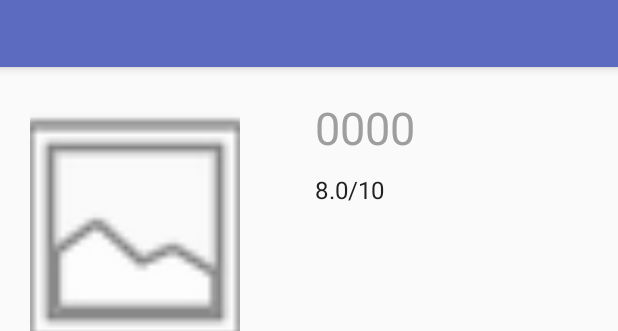
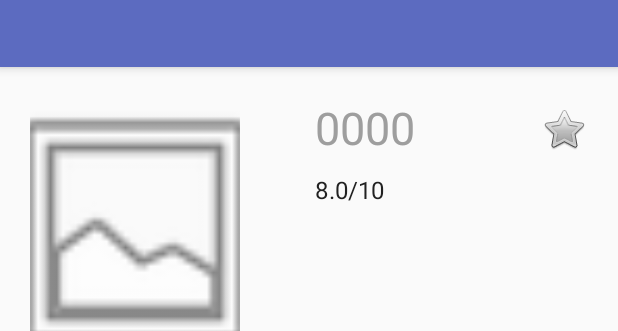
Before and after one commit to cpgalvao/nanodegreeAndroidDeveloperMoviesProject, an Android app: the layout detail_item.xml on its own in the app's theme, with its tools: preview values and no code run, on a phone screen of 412 x 824 dp. Shown: the part 158-489 px from the top of the screen. Run offline under Robolectric (Android 15) with nearby library versions, the phone set to English and light mode, and no system bars; network calls fail.

Commit message:
Popular Movies App - Step 2

```diff
--- a/app/build.gradle
+++ b/app/build.gradle
@@ -36,6 +36,8 @@ dependencies {
     implementation 'com.squareup.picasso:picasso:2.5.2'
     implementation 'com.squareup.okhttp3:okhttp:3.11.0'
     implementation 'com.google.code.gson:gson:2.8.5'
+    implementation "android.arch.persistence.room:runtime:1.1.1"
+    annotationProcessor "android.arch.persistence.room:compiler:1.1.1"
 
     testImplementation 'junit:junit:4.12'
     androidTestImplementation('com.android.support.test.espresso:espresso-core:3.0.1', {
--- a/app/src/main/java/br/com/cpg/moviesproject/controller/DetailsAdapter.java
+++ b/app/src/main/java/br/com/cpg/moviesproject/controller/DetailsAdapter.java
@@ -25,10 +25,12 @@ import br.com.cpg.moviesproject.view.viewholder.TrailerViewHolder;
 public class DetailsAdapter extends RecyclerView.Adapter<DetailsBaseViewHolder> {
     private final List<DetailsInterface> mDetailsMovieData;
     private final TrailerViewHolder.TrailerClickHandler mTrailerClickHandler;
+    private final DetailViewHolder.FavoriteClickHandler mFavoriteClickHandler;
 
-    public DetailsAdapter(TrailerViewHolder.TrailerClickHandler trailerClickHandler) {
+    public DetailsAdapter(TrailerViewHolder.TrailerClickHandler trailerClickHandler, DetailViewHolder.FavoriteClickHandler favoriteClickHandler) {
         mDetailsMovieData = new ArrayList<>();
         mTrailerClickHandler = trailerClickHandler;
+        mFavoriteClickHandler = favoriteClickHandler;
     }
 
     @Override
@@ -60,7 +62,7 @@ public class DetailsAdapter extends RecyclerView.Adapter<DetailsBaseViewHolder>
         switch (type) {
             case DETAIL:
                 View detailView = inflater.inflate(R.layout.detail_item, parent, false);
-                viewHolder = new DetailViewHolder(detailView);
+                viewHolder = new DetailViewHolder(detailView, mFavoriteClickHandler);
                 break;
             case TRAILER:
                 View trailerView = inflater.inflate(R.layout.trailer_item, parent, false);
--- a/app/src/main/res/layout/detail_item.xml
+++ b/app/src/main/res/layout/detail_item.xml
@@ -4,8 +4,8 @@
     xmlns:tools="http://schemas.android.com/tools"
     android:layout_width="match_parent"
     android:layout_height="wrap_content"
+    android:layout_marginBottom="@dimen/movie_detail_marginBottom"
     android:fillViewport="true"
-    android:layout_marginBottom="@dimen/movie_detail_marginBottom"
     tools:context="br.com.cpg.moviesproject.view.DetailActivity">
 
 
@@ -24,24 +24,35 @@
             android:layout_width="wrap_content"
             android:layout_height="wrap_content"
             android:layout_gravity="center_vertical"
+            android:layout_marginStart="@dimen/movie_detail_marginHorizontal"
+            android:layout_marginLeft="@dimen/movie_detail_marginHorizontal"
             android:layout_marginEnd="@dimen/movie_detail_marginHorizontal"
-            android:layout_marginLeft="@dimen/movie_detail_marginHorizontal"
             android:layout_marginRight="@dimen/movie_detail_marginHorizontal"
-            android:layout_marginStart="@dimen/movie_detail_marginHorizontal"
             android:ellipsize="end"
             android:maxLines="2"
             android:textColor="@android:color/white"
             android:textSize="@dimen/movie_title_textSize"
             tools:text="Title" />
+    </FrameLayout>
 
-    </FrameLayout>
+    <ImageView
+        android:id="@+id/iv_favorite"
+        android:layout_width="wrap_content"
+        android:layout_height="wrap_content"
+        android:layout_marginTop="@dimen/movie_detail_favorite_marginTop"
+        android:layout_marginEnd="@dimen/movie_detail_marginHorizontal"
+        android:layout_marginRight="@dimen/movie_detail_marginHorizontal"
+        android:contentDescription="@string/favorite_button_description"
+        android:src="@android:drawable/btn_star_big_off"
+        app:layout_constraintRight_toRightOf="@id/title_area"
+        app:layout_constraintTop_toTopOf="@id/iv_movie_poster"/>
 
     <ImageView
         android:id="@+id/iv_movie_poster"
         android:layout_width="wrap_content"
         android:layout_height="@dimen/movie_detail_poster_height"
+        android:layout_marginStart="@dimen/movie_detail_marginHorizontal"
         android:layout_marginLeft="@dimen/movie_detail_marginHorizontal"
-        android:layout_marginStart="@dimen/movie_detail_marginHorizontal"
         android:layout_marginTop="@dimen/movie_detail_poster_marginTop"
         android:contentDescription="@string/movie_poster_description"
         android:minWidth="@dimen/movie_detail_poster_minWidth"
@@ -54,8 +65,8 @@
         android:id="@+id/tv_movie_release_date"
         android:layout_width="wrap_content"
         android:layout_height="wrap_content"
+        android:layout_marginStart="@dimen/movie_detail_date_marginLeft"
         android:layout_marginLeft="@dimen/movie_detail_date_marginLeft"
-        android:layout_marginStart="@dimen/movie_detail_date_marginLeft"
         android:layout_marginTop="@dimen/movie_detail_date_marginTop"
         android:textColor="@color/gray_palette_500"
         android:textSize="@dimen/movie_date_textSize"
@@ -78,12 +89,12 @@
         android:id="@+id/tv_movie_overview"
         android:layout_width="match_parent"
         android:layout_height="wrap_content"
+        android:layout_marginStart="@dimen/movie_detail_marginHorizontal"
+        android:layout_marginLeft="@dimen/movie_detail_marginHorizontal"
+        android:layout_marginTop="@dimen/movie_detail_overview_marginTop"
+        android:layout_marginEnd="@dimen/movie_detail_marginHorizontal"
+        android:layout_marginRight="@dimen/movie_detail_marginHorizontal"
         android:layout_marginBottom="@dimen/movie_detail_overview_marginBottom"
-        android:layout_marginEnd="@dimen/movie_detail_marginHorizontal"
-        android:layout_marginLeft="@dimen/movie_detail_marginHorizontal"
-        android:layout_marginRight="@dimen/movie_detail_marginHorizontal"
-        android:layout_marginStart="@dimen/movie_detail_marginHorizontal"
-        android:layout_marginTop="@dimen/movie_detail_overview_marginTop"
         android:textColor="@color/gray_palette_500"
         android:textSize="@dimen/movie_overview_textSize"
         app:layout_constraintEnd_toEndOf="parent"
--- a/app/src/main/res/layout/review_item.xml
+++ b/app/src/main/res/layout/review_item.xml
@@ -14,6 +14,8 @@
         android:layout_gravity="center_vertical"
         android:layout_marginStart="@dimen/movie_detail_marginHorizontal"
         android:layout_marginLeft="@dimen/movie_detail_marginHorizontal"
+        android:layout_marginEnd="@dimen/movie_detail_marginHorizontal"
+        android:layout_marginRight="@dimen/movie_detail_marginHorizontal"
         android:gravity="center_vertical"
         android:textColor="@color/gray_palette_900"
         android:textSize="@dimen/movie_review_author_textSize"
@@ -27,6 +29,8 @@
         android:layout_marginStart="@dimen/movie_detail_marginHorizontal"
         android:layout_marginLeft="@dimen/movie_detail_marginHorizontal"
         android:layout_marginTop="@dimen/movie_review_marginVertical"
+        android:layout_marginEnd="@dimen/movie_detail_marginHorizontal"
+        android:layout_marginRight="@dimen/movie_detail_marginHorizontal"
         android:gravity="center_vertical"
         android:textColor="@color/gray_palette_900"
         android:textSize="@dimen/movie_trailer_textSize"
--- a/app/src/main/res/values/dimens.xml
+++ b/app/src/main/res/values/dimens.xml
@@ -13,6 +13,7 @@
     <dimen name="movie_detail_date_marginTop">10dp</dimen>
     <dimen name="movie_detail_date_marginLeft">50dp</dimen>
     <dimen name="movie_detail_overview_marginTop">20dp</dimen>
+    <dimen name="movie_detail_favorite_marginTop">15dp</dimen>
     <dimen name="movie_detail_overview_marginBottom">20dp</dimen>
 
     <dimen name="movie_trailer_height">80dp</dimen>
--- a/app/src/main/res/values/strings.xml
+++ b/app/src/main/res/values/strings.xml
@@ -1,6 +1,7 @@
 <resources>
     <string name="app_name">Pop Movies</string>
     <string name="movie_poster_description">Movie poster</string>
+    <string name="favorite_button_description">Add to favorite</string>
     <string name="error_message">Error loading movies, try again</string>
     <string name="popular_sort">Popular sort</string>
     <string name="top_rated_sort">Top rated sort</string>
```
Also changed, not shown: app/src/main/java/br/com/cpg/moviesproject/model/bean/MovieBean.java (+44 -18 lines), app/src/main/java/br/com/cpg/moviesproject/model/persistence/AppDatabase.java (added, +33 -0 lines), app/src/main/java/br/com/cpg/moviesproject/model/persistence/FavoriteDao.java (added, +32 -0 lines), app/src/main/java/br/com/cpg/moviesproject/view/DetailActivity.java (+21 -4 lines), app/src/main/java/br/com/cpg/moviesproject/view/viewholder/DetailViewHolder.java (+24 -1 lines), app/src/main/res/drawable/divider.xml (+17 -8 lines), app/src/main/res/layout/trailer_item.xml (+5 -2 lines).
